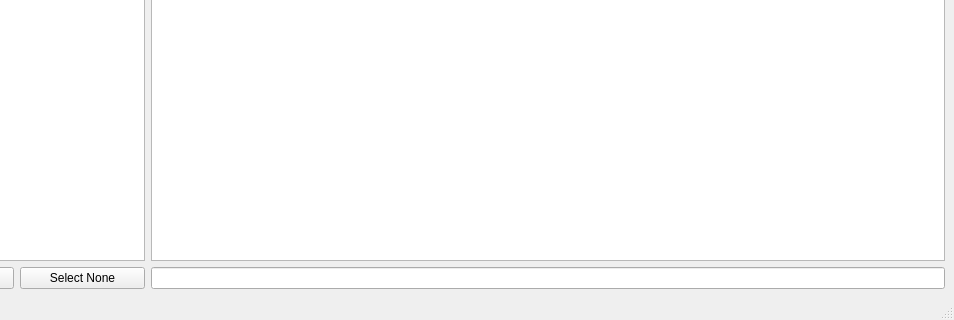
First picture: the form in mainwindow.ui, repository iamsergio/warnings-viewer, before the edit; both pictures show x 120 to 1074 and y 487 to 807 of the 1074 by 807 pixel window.
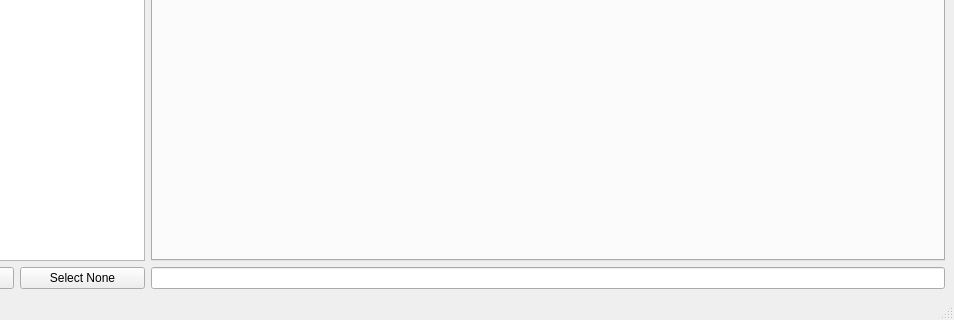
Second picture: the form after the edit.

```diff
--- a/mainwindow.ui
+++ b/mainwindow.ui
@@ -50,7 +50,11 @@
     <item>
      <layout class="QVBoxLayout" name="verticalLayout_2">
       <item>
-       <widget class="QTableView" name="tableView"/>
+       <widget class="QTabWidget" name="tabWidget">
+        <property name="currentIndex">
+         <number>0</number>
+        </property>
+       </widget>
       </item>
       <item>
        <widget class="QLineEdit" name="filterLineEdit">
```
Left out of the diff: 4 changed lines with no effect on the pictures.
